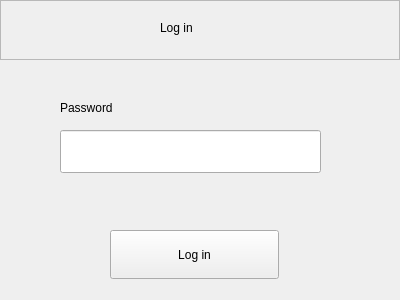
Qt form src/UI/connection.ui (Kracocks/ToolBox) before a commit.
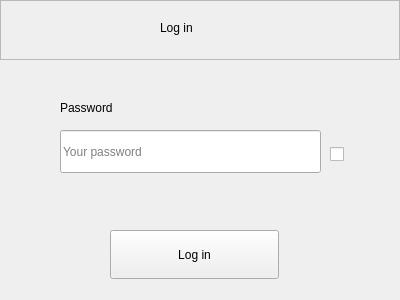
The same form after that commit.

Commit message: adding show/hide password

Diff of the .ui file:
```diff
--- a/src/UI/connection.ui
+++ b/src/UI/connection.ui
@@ -103,8 +103,27 @@
    <property name="acceptDrops">
     <bool>true</bool>
    </property>
+   <property name="echoMode">
+    <enum>QLineEdit::Password</enum>
+   </property>
    <property name="readOnly">
     <bool>false</bool>
+   </property>
+   <property name="placeholderText">
+    <string>Your password</string>
+   </property>
+  </widget>
+  <widget class="QCheckBox" name="viewPwd">
+   <property name="geometry">
+    <rect>
+     <x>330</x>
+     <y>140</y>
+     <width>28</width>
+     <height>29</height>
+    </rect>
+   </property>
+   <property name="text">
+    <string/>
    </property>
   </widget>
  </widget>
```
The commit also changes 2 other files.
